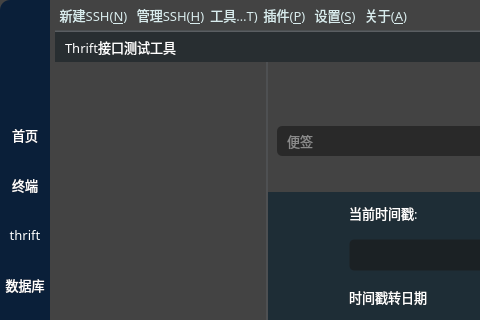
This is source/mainwindow.ui in HuaGouFdog/Fdog-Kit as Qt 5 draws it before an edit; both pictures show x 0 to 480 and y 0 to 320 of the 1129 by 1033 pixel window. The edited form follows.
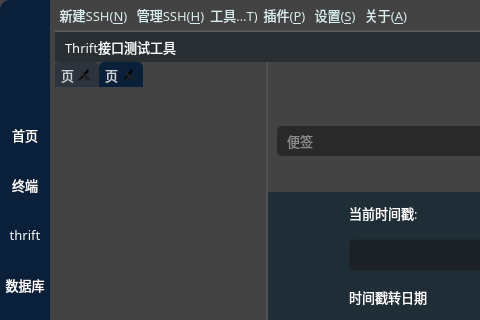
This is the edited form. Icons and pictures are not drawn.

```diff
--- a/source/mainwindow.ui
+++ b/source/mainwindow.ui
@@ -2116,7 +2116,10 @@
                     <property name="styleSheet">
                      <string notr="true">/*设置TabWidget中QTabBar的样式*/
 QTabBar::tab{
-	background-color: rgb(9, 28, 52);
+	
+	
+	
+	background-color: rgba(9, 28, 52, 100);
 	
 	/*font-family:Consolas; */   /*设置tab中的文本的字体*/
 	font-size:10pt;
@@ -2134,8 +2137,7 @@
  
 /*设置TabWidget中QTabBar的tab被选中时的样式*/
 QTabBar::tab:selected{
-	
-background-color: rgb(31, 99, 181);
+background-color: rgb(10, 31, 57);
 }
  
 /*设置TabWidget中鼠标悬浮在QTabBar的tab上，但未选中该Tab的样式*/
@@ -2195,6 +2197,16 @@
                     <property name="movable">
                      <bool>true</bool>
                     </property>
+                    <widget class="QWidget" name="tab">
+                     <attribute name="title">
+                      <string>页</string>
+                     </attribute>
+                    </widget>
+                    <widget class="QWidget" name="tab_2">
+                     <attribute name="title">
+                      <string>页</string>
+                     </attribute>
+                    </widget>
                    </widget>
                   </item>
                  </layout>
```
Left out of the diff: 6 changed lines with no effect on the pictures.
